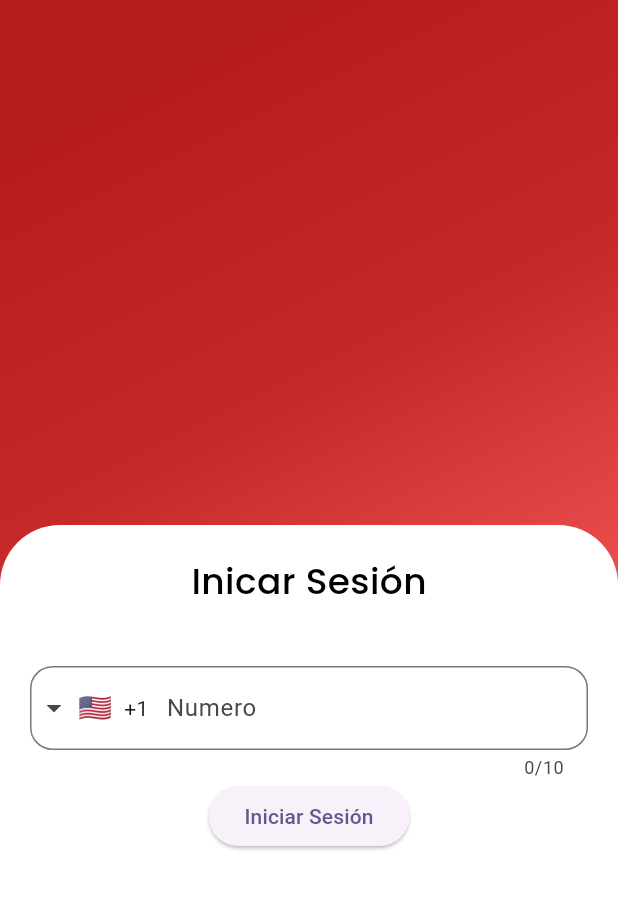
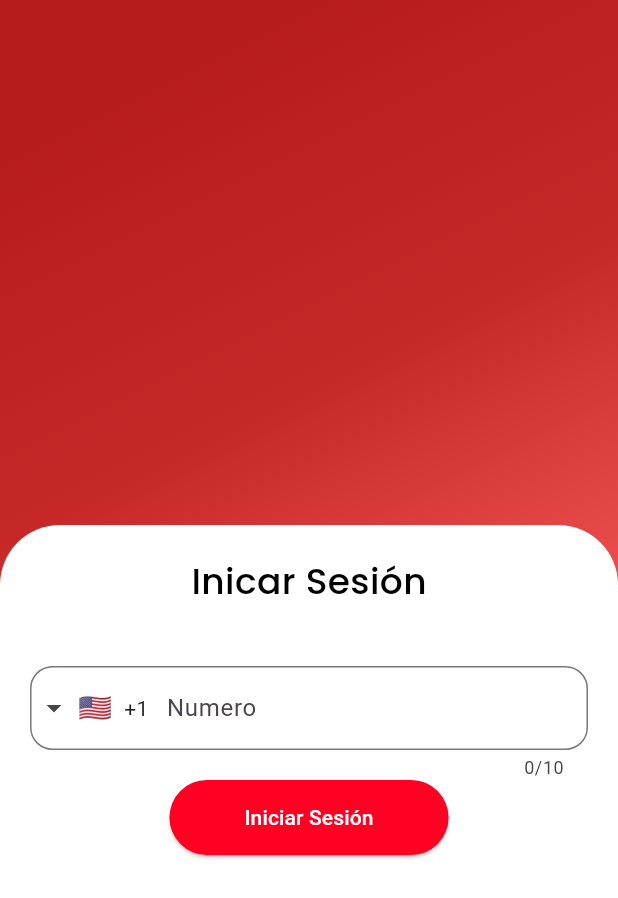
Before and after one commit to alttiplano/Mi_Tiendita, a Flutter app: the screen it shows after launch, on a phone screen of 412 x 824 dp. Shown: the top 898 px of the screen. Run offline on Flutter 3.47's test engine with Material 3 defaults, Android fonts, the phone set to English and light mode, and no system bars; drawn by our look-alikes of intl_phone_field.

Commit message:
:arrow_up: Update `new 2.0`

```diff
--- a/lib/src/pages/auth/login/login_card.dart
+++ b/lib/src/pages/auth/login/login_card.dart
@@ -1,6 +1,7 @@
 import 'package:flutter/material.dart';
 import 'package:mi_tiendita/src/pages/auth/login/themes/colors.dart';
 import 'package:intl_phone_field/intl_phone_field.dart';
+import 'package:mi_tiendita/src/themes/button_color.dart';
 
 class LoginCard extends StatelessWidget {
   const LoginCard({Key? key}) : super(key: key);
@@ -45,7 +46,18 @@ class LoginCard extends StatelessWidget {
                 // const SizedBox(height: 10),
                 ElevatedButton(
                   onPressed: () {},
-                  child: const Text('Iniciar Sesión'),
+                  style: ElevatedButton.styleFrom(
+                    backgroundColor: ButtonColor.button,
+                    padding: const EdgeInsets.symmetric(
+                        horizontal: 50, vertical: 15),
+                    shape: RoundedRectangleBorder(
+                      borderRadius: BorderRadius.circular(30),
+                    ),
+                  ),
+                  child: const Text(
+                    'Iniciar Sesión',
+                    style: TextStyle(color: Colors.white),
+                  ),
                 )
               ],
             ),
--- a/lib/src/themes/button_color.dart
+++ b/lib/src/themes/button_color.dart
@@ -2,5 +2,5 @@ import 'package:flutter/material.dart';
 
 // Button Color
 class ButtonColor {
-  static const Color card = Color(0xFF18fd2f);
+  static const Color button = Color(0xFFFF0022);
 }
```
